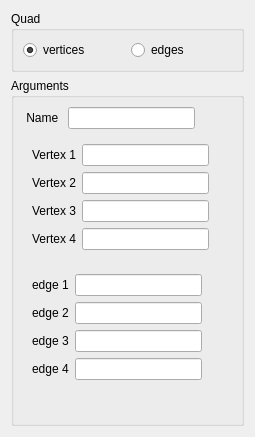
Above: src/HEXABLOCKGUI/Quad_QTD.ui from SalomePlatform/hexablock before the change. Below: the same form after it.
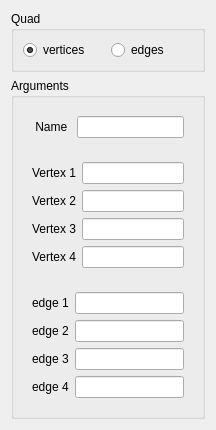
That is the form after the change.

What changed in the file:
```diff
--- a/src/HEXABLOCKGUI/Quad_QTD.ui
+++ b/src/HEXABLOCKGUI/Quad_QTD.ui
@@ -6,19 +6,19 @@
    <rect>
     <x>0</x>
     <y>0</y>
-    <width>255</width>
-    <height>437</height>
+    <width>216</width>
+    <height>428</height>
    </rect>
   </property>
   <property name="sizePolicy">
-   <sizepolicy hsizetype="Minimum" vsizetype="Fixed">
+   <sizepolicy hsizetype="Preferred" vsizetype="Fixed">
     <horstretch>0</horstretch>
     <verstretch>0</verstretch>
    </sizepolicy>
   </property>
   <property name="minimumSize">
    <size>
-    <width>5</width>
+    <width>0</width>
     <height>0</height>
    </size>
   </property>
@@ -81,6 +81,12 @@
    </item>
    <item>
     <widget class="QGroupBox" name="groupBox_2">
+     <property name="sizePolicy">
+      <sizepolicy hsizetype="Preferred" vsizetype="Fixed">
+       <horstretch>0</horstretch>
+       <verstretch>0</verstretch>
+      </sizepolicy>
+     </property>
      <property name="minimumSize">
       <size>
        <width>5</width>
@@ -90,6 +96,9 @@
      <property name="title">
       <string>Arguments</string>
      </property>
+     <layout class="QVBoxLayout" name="verticalLayout">
+      <item>
+       <widget class="QWidget" name="widget_3" native="true">
      <layout class="QFormLayout" name="formLayout_3">
       <item row="0" column="0">
        <widget class="QLabel" name="label_9">
@@ -108,14 +117,23 @@
         </property>
         <property name="maximumSize">
          <size>
-          <width>127</width>
+             <width>16777215</width>
           <height>16777215</height>
          </size>
         </property>
        </widget>
       </item>
-      <item row="1" column="0" colspan="2">
+        </layout>
+       </widget>
+      </item>
+      <item>
        <widget class="QWidget" name="widget" native="true">
+        <property name="sizePolicy">
+         <sizepolicy hsizetype="Preferred" vsizetype="Fixed">
+          <horstretch>0</horstretch>
+          <verstretch>0</verstretch>
+         </sizepolicy>
+        </property>
         <layout class="QFormLayout" name="formLayout">
          <item row="0" column="0">
           <widget class="QLabel" name="label">
@@ -126,9 +144,15 @@
          </item>
          <item row="0" column="1">
           <widget class="QLineEdit" name="v0_le_rb0">
+           <property name="sizePolicy">
+            <sizepolicy hsizetype="Preferred" vsizetype="Fixed">
+             <horstretch>0</horstretch>
+             <verstretch>0</verstretch>
+            </sizepolicy>
+           </property>
            <property name="maximumSize">
             <size>
-             <width>127</width>
+             <width>16777215</width>
              <height>16777215</height>
             </size>
            </property>
@@ -146,9 +170,15 @@
          </item>
          <item row="1" column="1">
           <widget class="QLineEdit" name="v1_le_rb0">
+           <property name="sizePolicy">
+            <sizepolicy hsizetype="Preferred" vsizetype="Fixed">
+             <horstretch>0</horstretch>
+             <verstretch>0</verstretch>
+            </sizepolicy>
+           </property>
            <property name="maximumSize">
             <size>
-             <width>127</width>
+             <width>16777215</width>
              <height>16777215</height>
             </size>
            </property>
@@ -166,9 +196,15 @@
          </item>
          <item row="2" column="1">
           <widget class="QLineEdit" name="v2_le_rb0">
+           <property name="sizePolicy">
+            <sizepolicy hsizetype="Preferred" vsizetype="Fixed">
+             <horstretch>0</horstretch>
+             <verstretch>0</verstretch>
+            </sizepolicy>
+           </property>
            <property name="maximumSize">
             <size>
-             <width>127</width>
+             <width>16777215</width>
              <height>16777215</height>
             </size>
            </property>
@@ -186,15 +222,21 @@
          </item>
          <item row="3" column="1">
           <widget class="QLineEdit" name="v3_le_rb0">
+           <property name="sizePolicy">
+            <sizepolicy hsizetype="Preferred" vsizetype="Fixed">
+             <horstretch>0</horstretch>
+             <verstretch>0</verstretch>
+            </sizepolicy>
+           </property>
            <property name="minimumSize">
             <size>
-             <width>127</width>
+             <width>0</width>
              <height>0</height>
             </size>
            </property>
            <property name="maximumSize">
             <size>
-             <width>127</width>
+             <width>16777215</width>
              <height>16777215</height>
             </size>
            </property>
@@ -206,8 +248,14 @@
         </layout>
        </widget>
       </item>
-      <item row="2" column="0" colspan="2">
+      <item>
        <widget class="QWidget" name="widget_2" native="true">
+        <property name="sizePolicy">
+         <sizepolicy hsizetype="Preferred" vsizetype="Fixed">
+          <horstretch>0</horstretch>
+          <verstretch>0</verstretch>
+         </sizepolicy>
+        </property>
         <layout class="QFormLayout" name="formLayout_2">
          <item row="0" column="0">
           <widget class="QLabel" name="label_5">
@@ -218,9 +266,15 @@
          </item>
          <item row="0" column="1">
           <widget class="QLineEdit" name="e0_le_rb1">
+           <property name="sizePolicy">
+            <sizepolicy hsizetype="Minimum" vsizetype="Fixed">
+             <horstretch>0</horstretch>
+             <verstretch>0</verstretch>
+            </sizepolicy>
+           </property>
            <property name="maximumSize">
             <size>
-             <width>127</width>
+             <width>16777215</width>
              <height>16777215</height>
             </size>
            </property>
@@ -238,9 +292,15 @@
          </item>
          <item row="1" column="1">
           <widget class="QLineEdit" name="e1_le_rb1">
+           <property name="sizePolicy">
+            <sizepolicy hsizetype="Minimum" vsizetype="Fixed">
+             <horstretch>0</horstretch>
+             <verstretch>0</verstretch>
+            </sizepolicy>
+           </property>
            <property name="maximumSize">
             <size>
-             <width>127</width>
+             <width>16777215</width>
              <height>16777215</height>
             </size>
            </property>
@@ -258,9 +318,15 @@
          </item>
          <item row="2" column="1">
           <widget class="QLineEdit" name="e2_le_rb1">
+           <property name="sizePolicy">
+            <sizepolicy hsizetype="Minimum" vsizetype="Fixed">
+             <horstretch>0</horstretch>
+             <verstretch>0</verstretch>
+            </sizepolicy>
+           </property>
            <property name="maximumSize">
             <size>
-             <width>127</width>
+             <width>16777215</width>
              <height>16777215</height>
             </size>
            </property>
@@ -278,15 +344,21 @@
          </item>
          <item row="3" column="1">
           <widget class="QLineEdit" name="e3_le_rb1">
+           <property name="sizePolicy">
+            <sizepolicy hsizetype="Minimum" vsizetype="Fixed">
+             <horstretch>0</horstretch>
+             <verstretch>0</verstretch>
+            </sizepolicy>
+           </property>
            <property name="minimumSize">
             <size>
-             <width>127</width>
+             <width>0</width>
              <height>0</height>
             </size>
            </property>
            <property name="maximumSize">
             <size>
-             <width>127</width>
+             <width>16777215</width>
              <height>16777215</height>
             </size>
            </property>
```
Left out of the diff: 13 changed lines with no effect on the pictures. Lines whose indentation alone changed are shown as unchanged.
